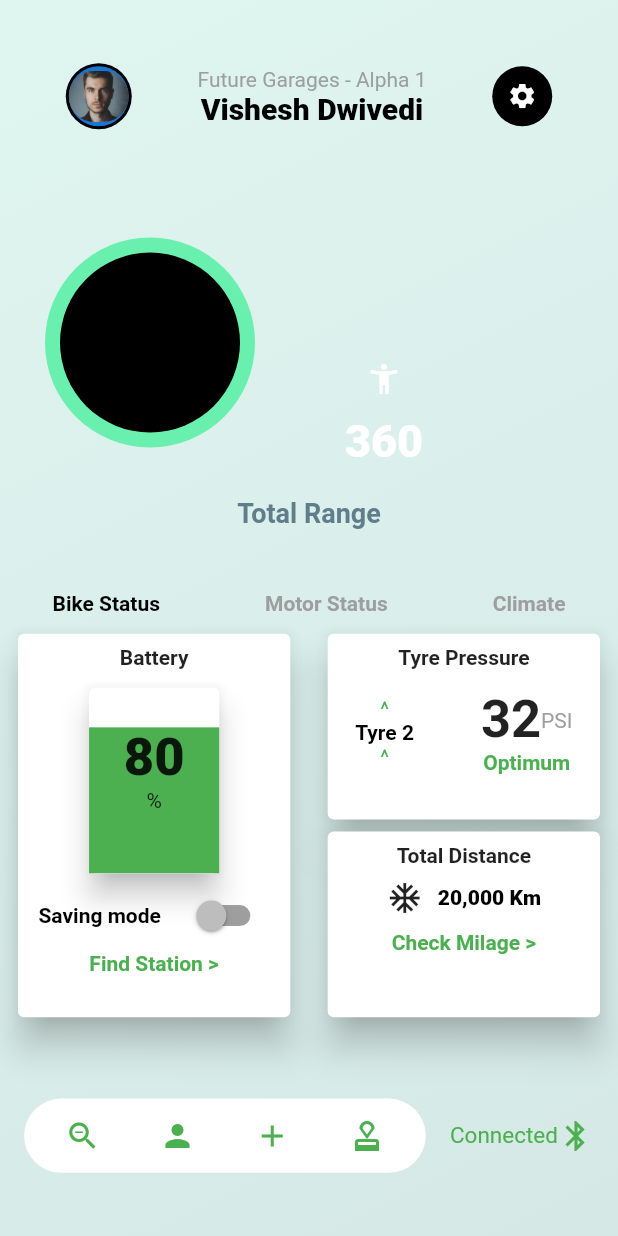
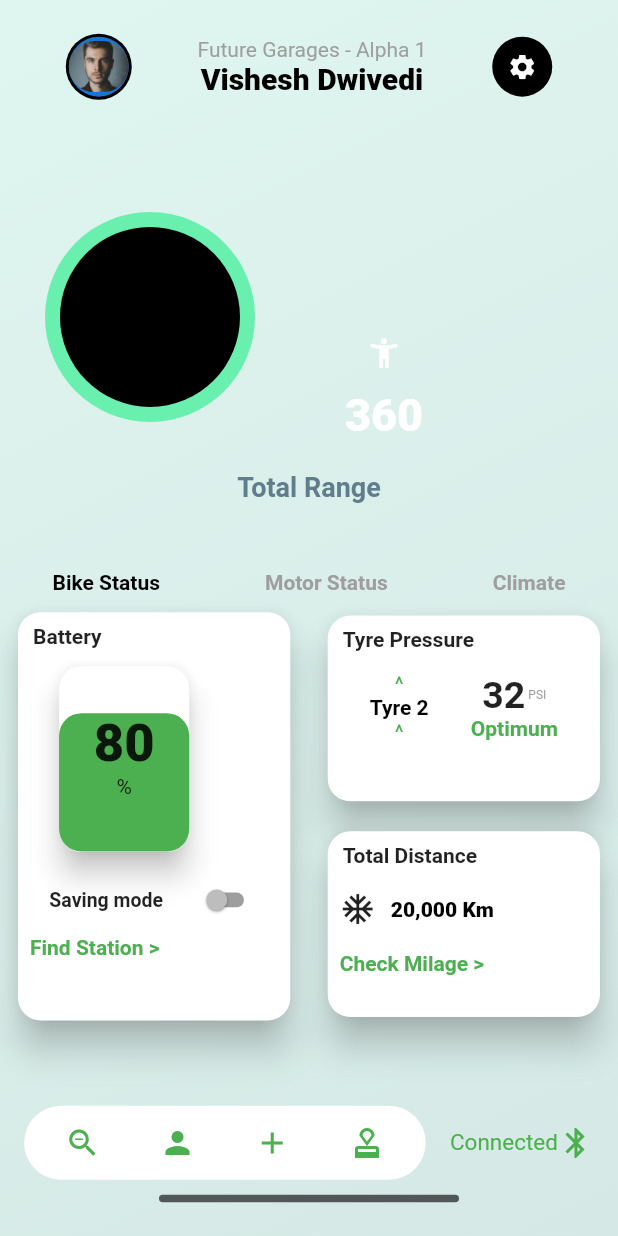
Before and after one commit to AMANSAINI7144/FUTURE_GARAGE, a Flutter app: the screen it shows after launch, on a phone screen of 412 x 824 dp. Run offline on Flutter 3.47's test engine with Material 2 defaults, Android fonts, the phone set to English and light mode, and no system bars.

Commit message:
bottom line added and small corrections done

```diff
--- a/lib/LowerBar.dart
+++ b/lib/LowerBar.dart
@@ -43,7 +43,6 @@ class _LowerBarState extends State<LowerBar> {
                     color: Colors.green,
                   ),
                 ),
-
                 IconButton(
                   onPressed: () {
                     Navigator.push(
@@ -68,7 +67,6 @@ class _LowerBarState extends State<LowerBar> {
                     color: Colors.green,
                   ),
                 ),
-
                 IconButton(
                   onPressed: () {
                     Navigator.push(
@@ -81,7 +79,6 @@ class _LowerBarState extends State<LowerBar> {
                     color: Colors.green,
                   ),
                 ),
-
               ],
             ),
           ),
--- a/lib/main.dart
+++ b/lib/main.dart
@@ -35,12 +35,29 @@ class _MyAppState extends State<MyApp> {
             ),
           ),
           child: Column(
-            mainAxisAlignment: MainAxisAlignment.spaceEvenly,
+            mainAxisAlignment: MainAxisAlignment.spaceAround,
             children: <Widget>[
               UpperBar(),
               UpperBody(),
               MiddleBody(),
-              LowerBar(),
+              Container(
+                  child: Column(
+                    children: <Widget>[
+                      LowerBar(),
+                      SizedBox(
+                        height: 10,
+                      ),
+                      Container(
+                        height: 5,
+                        width: 200,
+                        decoration: BoxDecoration(
+                          color: Color.fromRGBO(24, 25, 26, 0.7),
+                          borderRadius: BorderRadius.circular(20.0),
+                        ),
+                      ),
+                    ],
+                  ),
+              ),
             ],
           ),
         ),
--- a/lib/middleBody.dart
+++ b/lib/middleBody.dart
@@ -1,4 +1,3 @@
-import 'package:flutter/cupertino.dart';
 import 'package:flutter/material.dart';
 
 class MiddleBody extends StatefulWidget {
@@ -12,11 +11,13 @@ class _MiddleBodyState extends State<MiddleBody> {
   @override
   Widget build(BuildContext context) {
     double height = MediaQuery.of(context).size.height;
+    double h1 = height * 0.038;
     double width = MediaQuery.of(context).size.width;
     return Container(
       child: Column(
         children: <Widget>[
-          Row(
+          Container(
+            child: Row(
               mainAxisAlignment: MainAxisAlignment.spaceAround,
               children: const <Widget>[
                 Text(
@@ -42,21 +43,28 @@ class _MiddleBodyState extends State<MiddleBody> {
                 ),
               ],
             ),
-          Padding(
+          ),
+          Container(
+            child: Padding(
               padding: const EdgeInsets.all(8.0),
               child: Row(
                 mainAxisAlignment: MainAxisAlignment.spaceBetween,
                 children: <Widget>[
                   Container(
-                  height: height * 0.32,
+                    height: height * 0.34,
                     width: width * 0.46,
                     child: Card(
+                      shape: RoundedRectangleBorder(
+                        borderRadius: BorderRadius.circular(15.0),
+                      ),
                       elevation: 10,
                       child: Column(
                         mainAxisAlignment: MainAxisAlignment.start,
                         children: <Widget>[
-                        Padding(
-                          padding: const EdgeInsets.all(8.0),
+                          Row(
+                            children: <Widget>[
+                              Container(
+                                padding: const EdgeInsets.fromLTRB(10, 8, 8, 8),
                                 child: Text(
                                   "Battery",
                                   style: TextStyle(
@@ -64,23 +72,33 @@ class _MiddleBodyState extends State<MiddleBody> {
                                   ),
                                 ),
                               ),
+                            ],
+                          ),
                           Container(
                             height: height * 0.16,
                             width: width * 0.23,
+                            margin: EdgeInsets.fromLTRB(0, 0, 40, 0,),
                             child: Card(
+                              shape: RoundedRectangleBorder(
+                                borderRadius: BorderRadius.circular(15.0),
+                              ),
                               elevation: 8,
                               child: Column(
                                 children: <Widget>[
                                   Container(
-                                  height: height * 0.032,
+                                    height: h1,
                                     width: width * 0.23,
                                   ),
                                   Container(
-                                  height: height * 0.118,
-                                  width: width * 0.22,
+                                    height: height * 0.112,
+                                    width: width * 0.23,
+                                    decoration: BoxDecoration(
                                       color: Colors.green,
-                                  child: Column(children: <Widget>[
-                                    Center(
+                                      borderRadius: BorderRadius.circular(15.0),
+                                    ),
+                                    child: Column(
+                                      children: <Widget>[
+                                        Container(
                                           child: Text(
                                             "80",
                                             style: TextStyle(
@@ -90,7 +108,8 @@ class _MiddleBodyState extends State<MiddleBody> {
                                           ),
                                         ),
                                         Center(child: Text("%")),
-                                  ]),
+                                      ],
+                                    ),
                                   ),
                                 ],
                               ),
@@ -99,23 +118,31 @@ class _MiddleBodyState extends State<MiddleBody> {
                           Row(
                             mainAxisAlignment: MainAxisAlignment.spaceEvenly,
                             children: <Widget>[
-                            Text(
+                              Container(
+                                padding: const EdgeInsets.fromLTRB(8, 4, 0, 0),
+                                child: Text(
                                   "Saving mode",
                                   style: TextStyle(
-                                color: Colors.black,
                                     fontWeight: FontWeight.bold,
+                                    fontSize: 13,
+                                  ),
                                 ),
                               ),
                               SwitchScreen(),
                             ],
                           ),
-                        Text(
+                          Row(children: <Widget>[
+                            Container(
+                              padding: EdgeInsets.fromLTRB(8, 0, 0, 0),
+                              child: Text(
                                 "Find Station >",
                                 style: TextStyle(
                                   fontWeight: FontWeight.bold,
                                   color: Colors.green,
                                 ),
                               ),
+                            )
+                          ])
                         ],
                       ),
                     ),
@@ -127,15 +154,21 @@ class _MiddleBodyState extends State<MiddleBody> {
                         mainAxisAlignment: MainAxisAlignment.start,
                         children: <Widget>[
                           Container(
+                            margin: EdgeInsets.fromLTRB(0, 0, 0, 12),
                             height: height * 0.16,
                             width: width * 0.46,
                             child: Card(
+                              shape: RoundedRectangleBorder(
+                                borderRadius: BorderRadius.circular(15.0),
+                              ),
                               elevation: 10,
                               child: Column(
                                 mainAxisAlignment: MainAxisAlignment.start,
                                 children: <Widget>[
-                                  Padding(
-                                    padding: const EdgeInsets.all(8.0),
+                                  Row(children: <Widget>[
+                                    Container(
+                                      padding: const EdgeInsets.fromLTRB(
+                                          10, 8, 8, 8),
                                       child: Text(
                                         "Tyre Pressure",
                                         style: TextStyle(
@@ -143,6 +176,7 @@ class _MiddleBodyState extends State<MiddleBody> {
                                         ),
                                       ),
                                     ),
+                                  ]),
                                   SizedBox(
                                     height: 5,
                                   ),
@@ -173,9 +207,6 @@ class _MiddleBodyState extends State<MiddleBody> {
                                           ),
                                         ],
                                       ),
-                                      SizedBox(
-                                        width: 8,
-                                      ),
                                       Column(
                                         children: [
                                           Row(
@@ -186,12 +217,17 @@ class _MiddleBodyState extends State<MiddleBody> {
                                                 "32",
                                                 style: TextStyle(
                                                   fontWeight: FontWeight.bold,
-                                                  fontSize: 35,
+                                                  fontSize: 25,
                                                 ),
+                                              ),
+                                              SizedBox(
+                                                width: 2,
+                                                height: 2,
                                               ),
                                               Text(
                                                 "PSI",
                                                 style: TextStyle(
+                                                  fontSize: 8,
                                                   color: Colors.grey,
                                                 ),
                                               ),
@@ -212,7 +248,8 @@ class _MiddleBodyState extends State<MiddleBody> {
                               ),
                             ),
                           ),
-                        ]),
+                        ],
+                      ),
                       Column(
                           mainAxisAlignment: MainAxisAlignment.spaceEvenly,
                           children: <Widget>[
@@ -220,20 +257,30 @@ class _MiddleBodyState extends State<MiddleBody> {
                               height: height * 0.16,
                               width: width * 0.46,
                               child: Card(
+                                shape: RoundedRectangleBorder(
+                                  borderRadius: BorderRadius.circular(15.0),
+                                ),
                                 elevation: 10,
                                 child: Column(
                                   mainAxisAlignment: MainAxisAlignment.start,
                                   children: <Widget>[
-                                  Padding(
-                                    padding: const EdgeInsets.all(8.0),
+                                    Row(children: <Widget>[
+                                      Container(
+                                        padding: const EdgeInsets.fromLTRB(
+                                            10, 8, 8, 8),
                                         child: Text(
                                           "Total Distance",
                                           style: TextStyle(
-                                          fontWeight: FontWeight.bold),
+                                            fontWeight: FontWeight.bold,
                                           ),
                                         ),
-                                  Row(
-                                    mainAxisAlignment: MainAxisAlignment.center,
+                                      ),
+                                    ]),
+                                    Padding(
+                                      padding: const EdgeInsets.all(8.0),
+                                      child: Row(
+                                        mainAxisAlignment:
+                                            MainAxisAlignment.start,
                                         children: <Widget>[
                                           Icon(
                                             Icons.ac_unit_sharp,
@@ -250,15 +297,20 @@ class _MiddleBodyState extends State<MiddleBody> {
                                           ),
                                         ],
                                       ),
-                                  SizedBox(
-                                    height: 10,
                                     ),
-                                  Text(
+                                    Padding(
+                                      padding: const EdgeInsets.all(8.0),
+                                      child: Row(children: <Widget>[
+                                        Container(
+                                          child: Text(
                                             "Check Milage >",
                                             style: TextStyle(
                                               color: Colors.green,
                                               fontWeight: FontWeight.bold,
                                             ),
+                                          ),
+                                        ),
+                                      ]),
                                     ),
                                   ],
                                 ),
@@ -268,6 +320,7 @@ class _MiddleBodyState extends State<MiddleBody> {
                     ],
                   ),
                 ],
+              ),
             ),
           ),
         ],
@@ -299,10 +352,11 @@ class SwitchClass extends State {
   @override
   Widget build(BuildContext context) {
     return Column(
-      mainAxisAlignment: MainAxisAlignment.center,
       children: [
-        Transform.scale(
-          scale: 1,
+        Container(
+          margin: EdgeInsets.fromLTRB(0, 4, 0, 0),
+          child: Transform.scale(
+            scale: 0.7,
             child: Switch(
               onChanged: toggleSwitch,
               value: isSwitched,
@@ -312,6 +366,7 @@ class SwitchClass extends State {
               inactiveTrackColor: Colors.grey,
             ),
           ),
+        )
       ],
     );
   }
```
Lines whose indentation alone changed are shown as unchanged.
